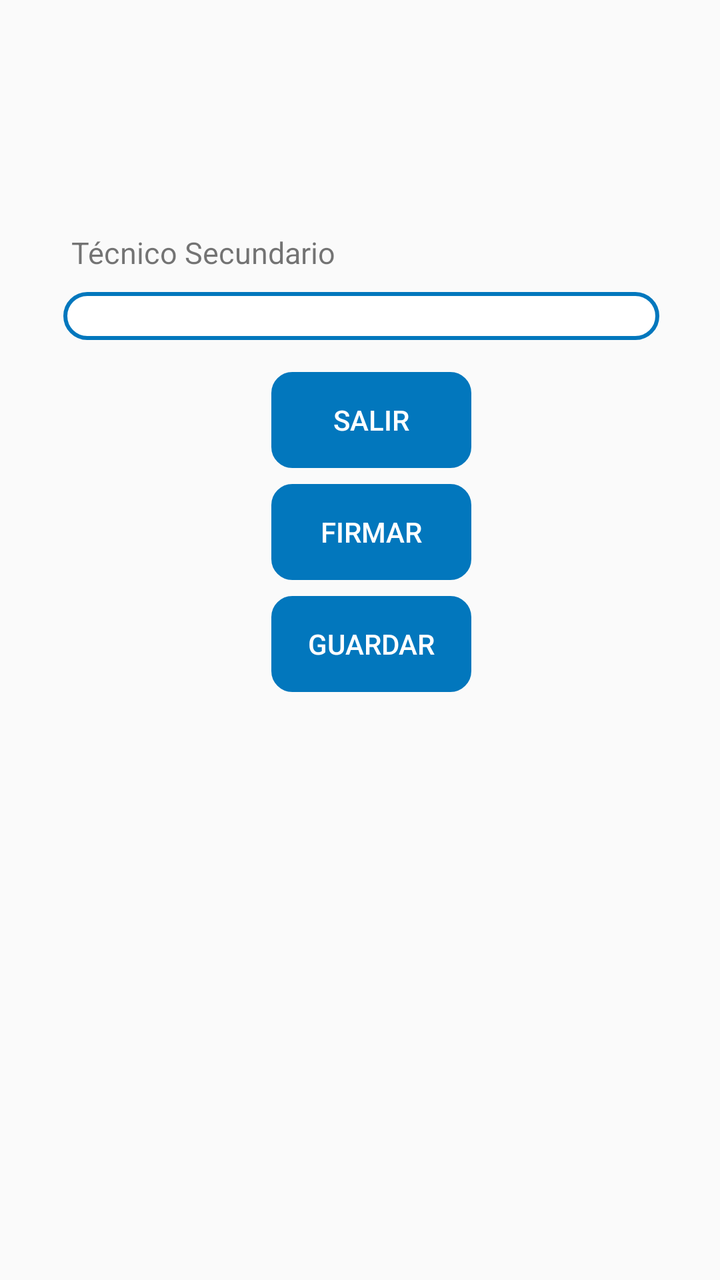
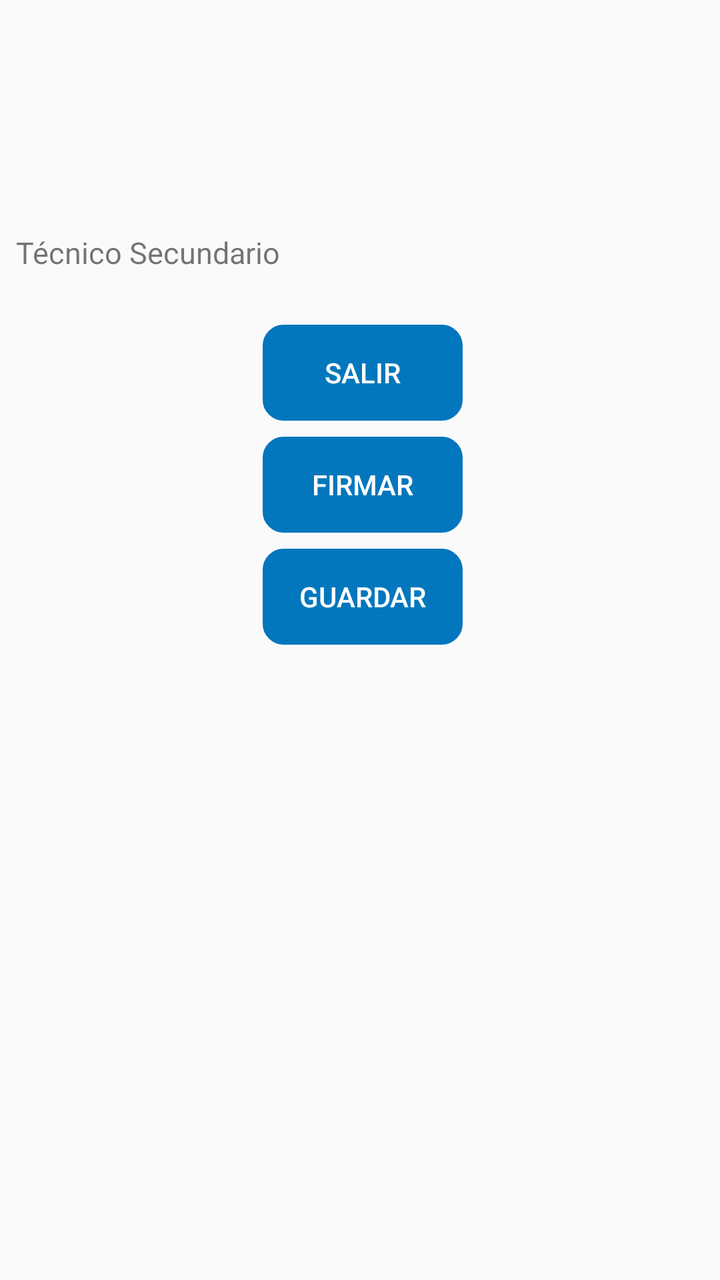

Two renders of the same Android screen: before a commit and after it. Below are the layout's source before the change and the commit's diff.
<!-- AndroidManifest.xml: application theme AppTheme -->
<!-- res/layout/activity_ejecutar_reporte.xml -->
<?xml version="1.0" encoding="utf-8"?>
<FrameLayout xmlns:android="http://schemas.android.com/apk/res/android"
    xmlns:app="http://schemas.android.com/apk/res-auto"
    xmlns:tools="http://schemas.android.com/tools"
    android:layout_width="match_parent"
    android:layout_height="match_parent"
    tools:context=".Fragments.EjecutarReportes">

    <android.support.constraint.ConstraintLayout
        android:layout_width="match_parent"
        android:layout_height="match_parent"
        android:layout_marginTop="100dp">

        <TextView
            android:id="@+id/textView47"
            android:layout_width="289dp"
            android:layout_height="22dp"
            android:layout_below="@+id/RV1"
            android:layout_marginStart="4dp"
            android:layout_marginTop="16dp"
            android:layout_marginEnd="4dp"
            android:text="@string/tecnico_Sec"
            android:textSize="@dimen/mediano"
            app:layout_constraintEnd_toEndOf="parent"
            app:layout_constraintStart_toStartOf="parent"
            app:layout_constraintTop_toTopOf="parent" />

        <Spinner
            android:id="@+id/tecnicosecundario4"
            android:layout_width="298dp"
            android:layout_height="24dp"
            android:layout_below="@+id/textView3"
            android:layout_alignParentStart="true"
            android:layout_marginStart="4dp"
            android:layout_marginTop="8dp"
            android:layout_marginEnd="4dp"
            android:background="@drawable/disenio_spinner"
            app:layout_constraintEnd_toEndOf="@+id/textView47"
            app:layout_constraintHorizontal_bias="0.485"
            app:layout_constraintStart_toStartOf="@+id/textView47"
            app:layout_constraintTop_toBottomOf="@+id/textView47" />

        <Button
            android:id="@+id/ejecutarR"
            android:layout_width="100dp"
            android:layout_height="wrap_content"
            android:layout_alignParentStart="true"
            android:layout_marginStart="8dp"
            android:layout_marginTop="8dp"
            android:background="@drawable/boton"
            android:backgroundTint="@color/colorPrimary"
            android:text="@string/guardar"
            android:textColor="#fff"
            app:layout_constraintEnd_toEndOf="@+id/firmarRep"
            app:layout_constraintHorizontal_bias="1.0"
            app:layout_constraintStart_toStartOf="@+id/firmarRep"
            app:layout_constraintTop_toBottomOf="@+id/firmarRep" />

        <Button
            android:id="@+id/firmarRep"
            android:layout_width="100dp"
            android:layout_height="wrap_content"
            android:layout_alignParentEnd="true"
            android:layout_marginStart="8dp"
            android:layout_marginTop="8dp"
            android:layout_toEndOf="@+id/ejecutarR"
            android:background="@drawable/boton"
            android:backgroundTint="@color/colorPrimary"
            android:enabled="true"
            android:text="@string/firmar"
            android:textColor="#fff"
            app:layout_constraintEnd_toEndOf="@+id/SalirR"
            app:layout_constraintHorizontal_bias="1.0"
            app:layout_constraintStart_toStartOf="@+id/SalirR"
            app:layout_constraintTop_toBottomOf="@+id/SalirR" />

        <Button
            android:id="@+id/SalirR"
            android:layout_width="100dp"
            android:layout_height="wrap_content"
            android:layout_below="@+id/ejecutarR"
            android:layout_centerHorizontal="true"
            android:layout_marginStart="8dp"
            android:layout_marginTop="16dp"
            android:background="@drawable/boton"
            android:backgroundTint="@color/colorPrimary"
            android:text="@string/salir"
            android:textColor="#fff"
            app:layout_constraintEnd_toEndOf="@+id/tecnicosecundario4"
            app:layout_constraintHorizontal_bias="0.505"
            app:layout_constraintStart_toStartOf="@+id/tecnicosecundario4"
            app:layout_constraintTop_toBottomOf="@+id/tecnicosecundario4" />
    </android.support.constraint.ConstraintLayout>
</FrameLayout>
<!-- resources referenced by this layout -->
<resources>
  <color name="colorPrimary">#0277BD</color>
  <dimen name="mediano">15dp</dimen>
  <!-- drawable boton (drawable) -->
  <?xml version="1.0" encoding="utf-8"?>
  <shape xmlns:android="http://schemas.android.com/apk/res/android" android:shape="rectangle">
    <stroke  android:width="1dp"/>
    <corners android:radius="10dp"/>
  
  
  </shape>
  <!-- drawable disenio_spinner (drawable) -->
  <?xml version="1.0" encoding="utf-8"?>
  <selector xmlns:android="http://schemas.android.com/apk/res/android">
      <item>
          <shape>
              <solid
                  android:color="@color/fondoBlanco">
              </solid>
  
              <corners android:radius="15dp" />
  
              <padding
                  android:bottom="1dp"
                  android:left="2dp"
                  android:right="10dp"
                  android:top="1dp" />
              <stroke
                  android:width="2dp"
                  android:color="@color/colorPrimary"/>
          </shape>
      </item>
  </selector>
  <string name="firmar">Firmar</string>
  <string name="guardar">Guardar</string>
  <string name="salir">Salir</string>
  <string name="tecnico_Sec">Técnico Secundario</string>
  <style name="AppTheme" parent="Theme.AppCompat.Light.DarkActionBar">
          
          <item name="colorPrimary">@color/colorPrimary</item>
          <item name="colorPrimaryDark">@color/colorPrimaryDark</item>
          <item name="colorAccent">@color/colorAccent</item>
          <item name="android:colorForeground">@android:color/background_dark</item>
      </style>
  <color name="fondoBlanco">#fff</color>
  <color name="colorPrimaryDark">#004C8C</color>
  <color name="colorAccent">#0000FF</color>
</resources>

<!-- the commit's change to res/layout/activity_ejecutar_reporte.xml (unified diff, before → after) -->
@@ -13,12 +13,12 @@
 
         <TextView
             android:id="@+id/textView47"
-            android:layout_width="289dp"
-            android:layout_height="22dp"
+            android:layout_width="0dp"
+            android:layout_height="wrap_content"
             android:layout_below="@+id/RV1"
-            android:layout_marginStart="4dp"
+            android:layout_marginStart="8dp"
             android:layout_marginTop="16dp"
-            android:layout_marginEnd="4dp"
+            android:layout_marginEnd="8dp"
             android:text="@string/tecnico_Sec"
             android:textSize="@dimen/mediano"
             app:layout_constraintEnd_toEndOf="parent"
@@ -27,8 +27,8 @@
 
         <Spinner
             android:id="@+id/tecnicosecundario4"
-            android:layout_width="298dp"
-            android:layout_height="24dp"
+            android:layout_width="0dp"
+            android:layout_height="wrap_content"
             android:layout_below="@+id/textView3"
             android:layout_alignParentStart="true"
             android:layout_marginStart="4dp"
@@ -82,13 +82,14 @@
             android:layout_centerHorizontal="true"
             android:layout_marginStart="8dp"
             android:layout_marginTop="16dp"
+            android:layout_marginEnd="8dp"
             android:background="@drawable/boton"
             android:backgroundTint="@color/colorPrimary"
             android:text="@string/salir"
             android:textColor="#fff"
-            app:layout_constraintEnd_toEndOf="@+id/tecnicosecundario4"
+            app:layout_constraintEnd_toEndOf="parent"
             app:layout_constraintHorizontal_bias="0.505"
-            app:layout_constraintStart_toStartOf="@+id/tecnicosecundario4"
+            app:layout_constraintStart_toStartOf="parent"
             app:layout_constraintTop_toBottomOf="@+id/tecnicosecundario4" />
     </android.support.constraint.ConstraintLayout>
 </FrameLayout>
